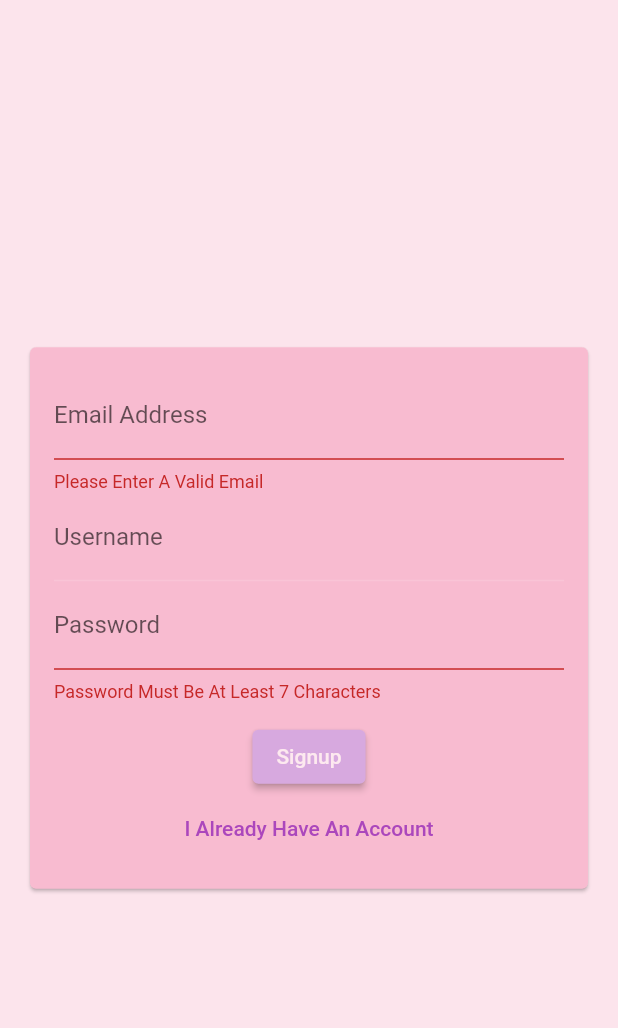
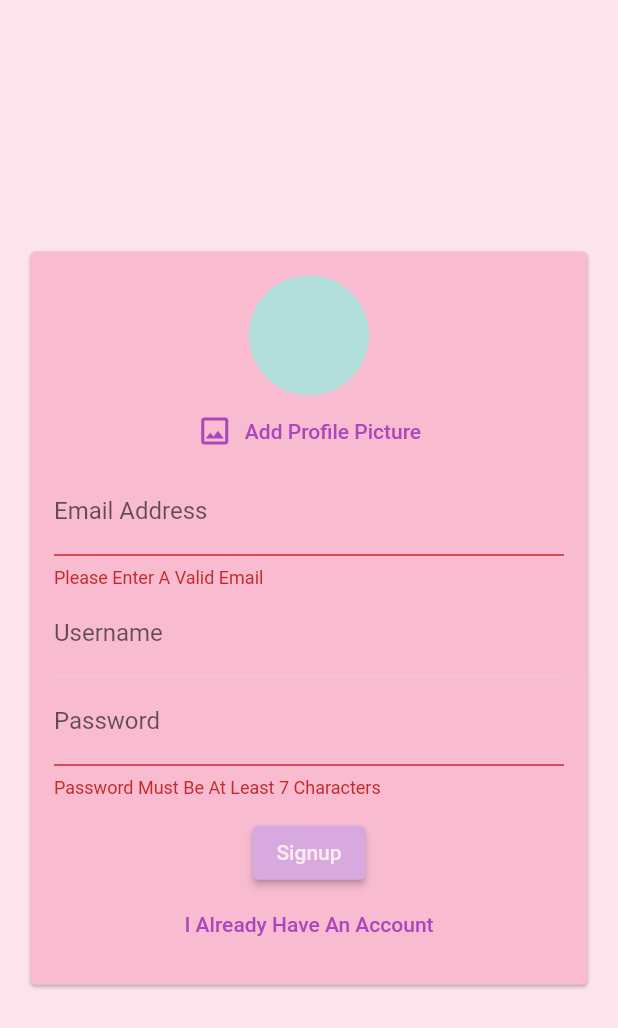
Before and after one commit to abi-chr/chatapp_project, a Flutter app: the screen it shows after launch, after a tap on "Login", after a tap on "Create New Account", on a phone screen of 412 x 824 dp. Shown: the top 1028 px of the screen. Run offline on Flutter 3.47's test engine with Material 2 defaults, Android fonts, the light colour scheme and no system bars; our stand-ins replace cloud_firestore, firebase_auth, firebase_core, image_picker; accounts and stored records are empty.

Commit message:
choose pfp on signup

```diff
--- a/lib/widgets/auth/auth_form.dart
+++ b/lib/widgets/auth/auth_form.dart
@@ -1,4 +1,6 @@
 import 'package:flutter/material.dart';
+
+import '../pickers/user_image_picker.dart';
 
 class AuthForm extends StatefulWidget {
   // const AuthForm({Key key}) : super(key: key);
@@ -57,6 +59,7 @@
               child: Column(
                 mainAxisSize: MainAxisSize.min,
                 children: [
+                  if (!_isLogin) UserImagePicker(),
                   TextFormField(
                     key: ValueKey('email'),
                     validator: (value) {
--- /dev/null
+++ b/lib/widgets/pickers/user_image_picker.dart
@@ -0,0 +1,46 @@
+import 'dart:io';
+
+import 'package:image_picker/image_picker.dart';
+import 'package:flutter/material.dart';
+
+class UserImagePicker extends StatefulWidget {
+  const UserImagePicker({Key key}) : super(key: key);
+
+  @override
+  State<UserImagePicker> createState() => _UserImagePickerState();
+}
+
+class _UserImagePickerState extends State<UserImagePicker> {
+  File _pickedImage;
+
+  void _pickImage() async {
+    final pickedImageFile =
+        await ImagePicker().pickImage(source: ImageSource.camera);
+    setState(() {
+      if (pickedImageFile != null) {
+        _pickedImage = File(pickedImageFile.path);
+      }
+    });
+  }
+
+  @override
+  Widget build(BuildContext context) {
+    return Column(
+      children: [
+        CircleAvatar(
+          backgroundImage:
+              _pickedImage != null ? FileImage(_pickedImage) : null,
+          radius: 40.0,
+          backgroundColor: Colors.teal.shade100,
+        ),
+        TextButton.icon(
+          onPressed: _pickImage,
+          icon: Icon(Icons.image_outlined),
+          label: Text('Add Profile Picture'),
+          style: TextButton.styleFrom(
+              primary: Theme.of(context).colorScheme.tertiary),
+        ),
+      ],
+    );
+  }
+}
--- a/pubspec.yaml
+++ b/pubspec.yaml
@@ -26,6 +26,7 @@
   cloud_firestore: ^3.1.17
   firebase_auth: ^3.3.19
   firebase_core: ^1.17.1
+  image_picker: ^0.8.5+3
 
 dev_dependencies:
   flutter_test:
```
Also changed, not shown: pubspec.lock.
